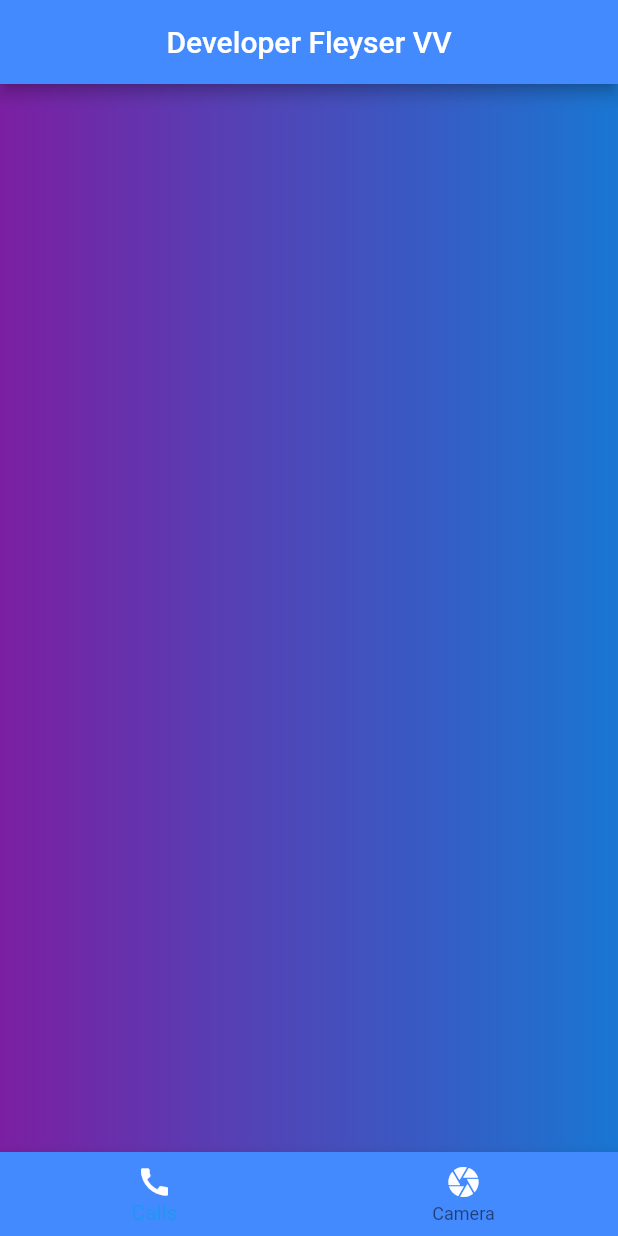
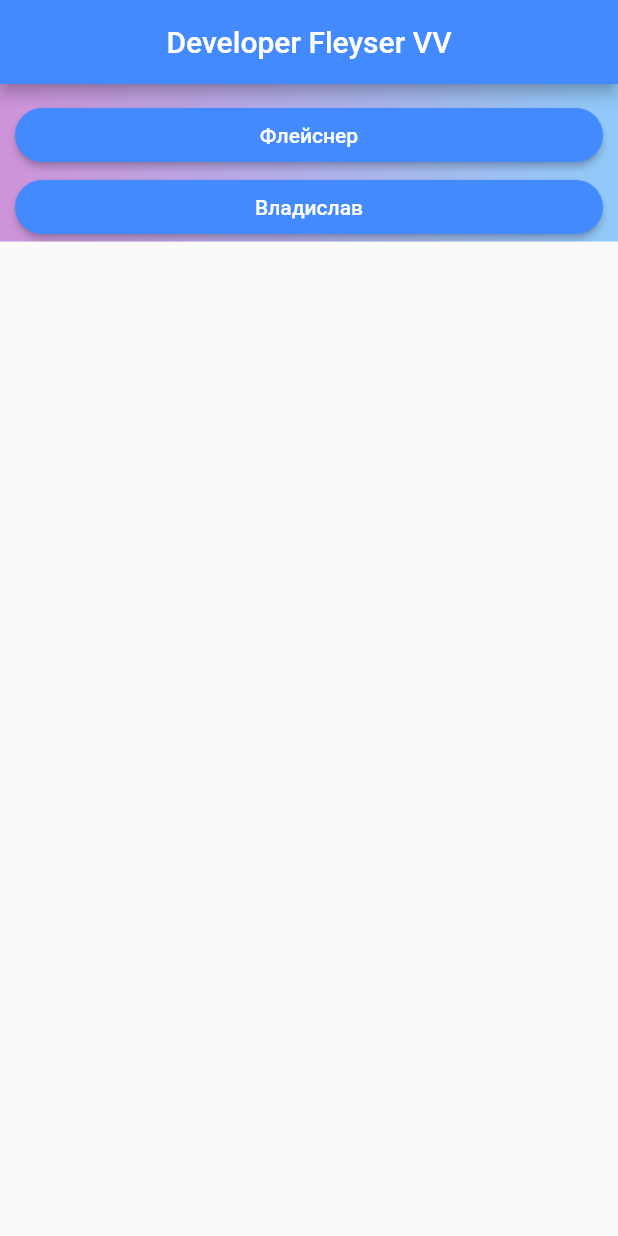
Before and after one commit to Fllleshka/MyResumeDartFlutter, a Flutter app: the screen it shows after launch, on a phone screen of 412 x 824 dp. Run offline on Flutter 3.47's test engine with Material 2 defaults, Android fonts, the light colour scheme and no system bars.

Commit message:
Main screen updated Add buttons and background

```diff
--- a/lib/main.dart
+++ b/lib/main.dart
@@ -9,9 +9,9 @@ void main() {
     initialRoute: '/',
     // Роутер (для навигации по страницам)
     routes: {
-      '/': (context) =>MainScreen(),
-      'about': (context) => About(),
-      'socialnetworks': (context) => SocialContext(),
+      '/': (context) =>const MainScreen(),
+      'about': (context) => const About(),
+      'socialnetworks': (context) => const SocialContext(),
     },
   ));
 }
--- a/lib/pages/main_screen.dart
+++ b/lib/pages/main_screen.dart
@@ -1,7 +1,22 @@
 import 'package:flutter/material.dart';
 
-class MainScreen extends StatelessWidget {
+class MainScreen extends StatefulWidget {
   const MainScreen({Key? key}) : super(key: key);
+
+  @override
+  State<MainScreen> createState() => _MainScreenState();
+}
+
+class _MainScreenState extends State<MainScreen> {
+
+  List FIOlist = [];
+
+  @override
+  void initState() {
+    super.initState();
+
+    FIOlist.addAll(['Флейснер', 'Владислав','Всеволодович']);
+  }
 
   @override
   Widget build(BuildContext context) {
@@ -9,41 +24,61 @@ class MainScreen extends StatelessWidget {
       // Шапка
       appBar: AppBar(
         backgroundColor: Colors.blueAccent,
-        title: Text('Developer Fleyser VV'),
+        title: const Text('Developer Fleyser VV'),
         centerTitle: true,
       ),
       // Тело
-      body: Container(
+      body:
+      Container(
+        height: 105,
+        child: ListView.builder(
+          shrinkWrap: true,
+          padding: EdgeInsets.all(10),
+          itemCount: FIOlist.length,
+          itemBuilder: (BuildContext context, int index){
+            return ElevatedButton(
+                onPressed: (){},
+                child: Text(FIOlist[index]),
+                style: ElevatedButton.styleFrom(
+                  //fixedSize: Size(240, 80),
+                  primary: Colors.blueAccent,
+                  //padding: EdgeInsets.symmetric(horizontal: 100, vertical: 20),
+                  shape: RoundedRectangleBorder(
+                    borderRadius: BorderRadius.circular(20)
+                  )
+                ),
+            );
+          },
+        ),
         // Прописываем градиент background
         decoration: BoxDecoration(
           gradient: LinearGradient(
             begin: Alignment.centerLeft,
             end: Alignment.centerRight,
-            //colors: [Color(0xffee0000)]
-            colors: [Colors.purple.shade700,Colors.blue.shade700]
+            colors: [Colors.purple.shade200,Colors.blue.shade200]
           ),
         ),
       ),
       // Нижняя панель
-      bottomNavigationBar: BottomNavigationBar(
+      /*bottomNavigationBar: BottomNavigationBar(
         backgroundColor: Colors.blueAccent,
-        items: [BottomNavigationBarItem(
-          icon: Icon(
-              Icons.call,
-              color: Colors.white,
-          ),
-          label: 'Calls',
-          ),
+        items: [
           BottomNavigationBarItem(
+            backgroundColor: Colors.white,
             icon: Icon(
-                Icons.camera,
-                color: Colors.white,
+                Icons.call,
             ),
-            label: 'Camera',
+                label: 'Call me',
+            ),
+          BottomNavigationBarItem(
             backgroundColor: Colors.white,
-          ),
+            icon: Icon(
+                Icons.contact_mail,
+              ),
+                label: 'E-mail me',
+            ),
         ]
-      ),
+      ),*/
     );
   }
 }
```
